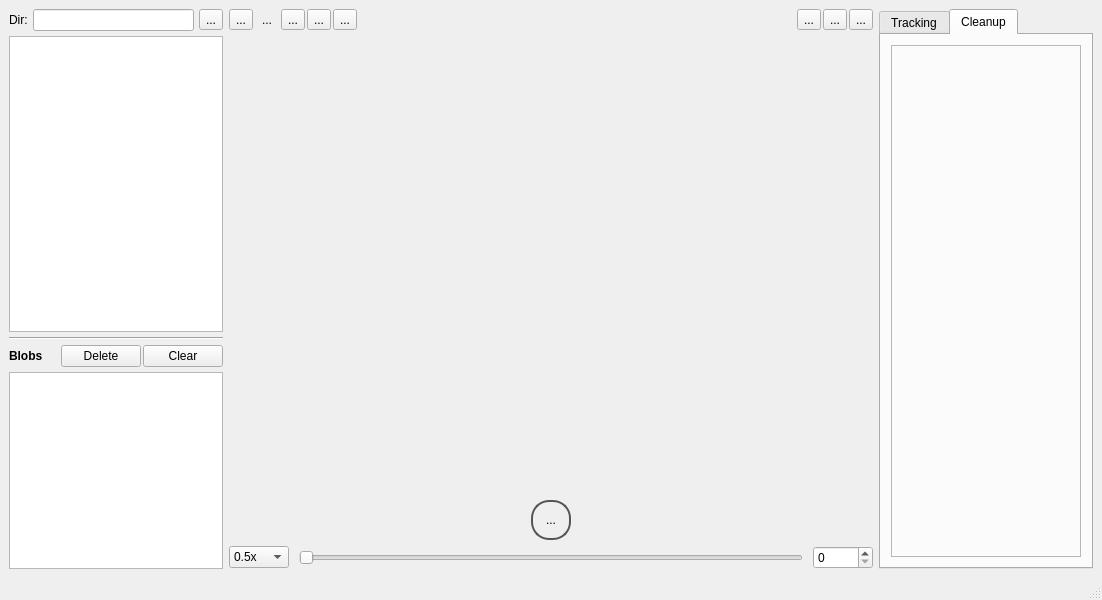
Qt form mainwindow.ui (adwolfe/yawt) before a commit.
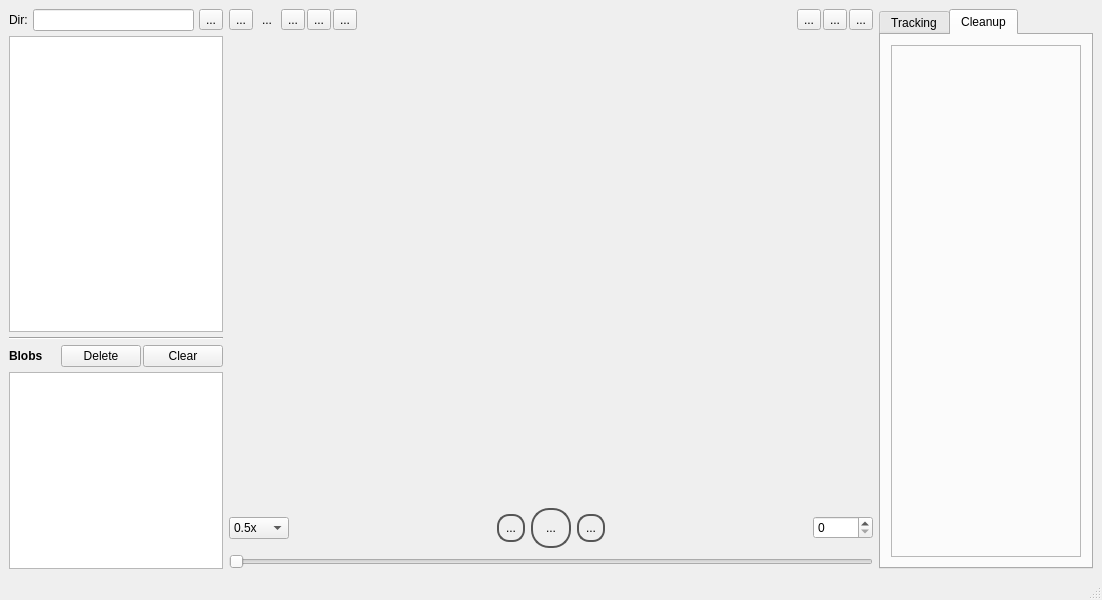
The same form after that commit. Icons and pictures are not drawn. Custom widgets are drawn as their Qt base class.

Commit message: added first/last frame buttons

Diff of the .ui file:
```diff
--- a/mainwindow.ui
+++ b/mainwindow.ui
@@ -290,6 +290,98 @@
         <property name="bottomMargin">
          <number>0</number>
         </property>
+        <item>
+         <widget class="QComboBox" name="comboPlaybackSpeed">
+          <property name="sizePolicy">
+           <sizepolicy hsizetype="Fixed" vsizetype="Fixed">
+            <horstretch>0</horstretch>
+            <verstretch>0</verstretch>
+           </sizepolicy>
+          </property>
+          <property name="minimumSize">
+           <size>
+            <width>0</width>
+            <height>0</height>
+           </size>
+          </property>
+          <property name="maximumSize">
+           <size>
+            <width>80</width>
+            <height>16777215</height>
+           </size>
+          </property>
+          <item>
+           <property name="text">
+            <string>0.5x</string>
+           </property>
+          </item>
+          <item>
+           <property name="text">
+            <string>1.0x</string>
+           </property>
+          </item>
+          <item>
+           <property name="text">
+            <string>2.5x</string>
+           </property>
+          </item>
+          <item>
+           <property name="text">
+            <string>5.0x</string>
+           </property>
+          </item>
+          <item>
+           <property name="text">
+            <string>10.0x</string>
+           </property>
+          </item>
+         </widget>
+        </item>
+        <item>
+         <spacer name="horizontalSpacer_2">
+          <property name="orientation">
+           <enum>Qt::Orientation::Horizontal</enum>
+          </property>
+          <property name="sizeHint" stdset="0">
+           <size>
+            <width>40</width>
+            <height>20</height>
+           </size>
+          </property>
+         </spacer>
+        </item>
+        <item>
+         <widget class="QToolButton" name="firstFrameButton">
+          <property name="styleSheet">
+           <string notr="true">/* Style for our specific Play/Pause button. Give it an object name in C++ */
+QToolButton#firstFrameButton {
+    /* Make it round */
+    border-radius: 12px; /* Half of the button's size (e.g., 50px / 2) */
+
+    /* Define size - necessary for border-radius to work correctly */
+    min-width: 24px;
+    max-width: 24px;
+    min-height:24px;
+    max-height: 24px;
+
+    /* Set borders and background */
+    border: 2px solid #555; /* Example border */
+    background-color: qlineargradient(x1: 0, y1: 0, x2: 0, y2: 1,
+                                      stop: 0 #f6f7fa, stop: 1 #dadbde); /* Example gradient background */
+
+    /* Define icon size */
+    icon-size: 18px 18px; /* Adjust as needed */
+}
+</string>
+          </property>
+          <property name="text">
+           <string>...</string>
+          </property>
+          <property name="icon">
+           <iconset theme="QIcon::ThemeIcon::MediaSkipBackward"/>
+          </property>
+         </widget>
+        </item>
         <item>
          <widget class="QToolButton" name="playPauseButton">
           <property name="styleSheet">
@@ -354,60 +446,68 @@
           </property>
          </widget>
         </item>
+        <item>
+         <widget class="QToolButton" name="lastFrameButton">
+          <property name="styleSheet">
+           <string notr="true">/* Style for our specific Play/Pause button. Give it an object name in C++ */
+QToolButton#lastFrameButton {
+    /* Make it round */
+    border-radius: 12px; /* Half of the button's size (e.g., 50px / 2) */
+
+    /* Define size - necessary for border-radius to work correctly */
+    min-width: 24px;
+    max-width: 24px;
+    min-height:24px;
+    max-height: 24px;
+
+    /* Set borders and background */
+    border: 2px solid #555; /* Example border */
+    background-color: qlineargradient(x1: 0, y1: 0, x2: 0, y2: 1,
+                                      stop: 0 #f6f7fa, stop: 1 #dadbde); /* Example gradient background */
+
+    /* Define icon size */
+    icon-size: 18px 18px; /* Adjust as needed */
+}
+</string>
+          </property>
+          <property name="text">
+           <string>...</string>
+          </property>
+          <property name="icon">
+           <iconset theme="QIcon::ThemeIcon::MediaSkipForward"/>
+          </property>
+         </widget>
+        </item>
+        <item>
+         <spacer name="horizontalSpacer_3">
+          <property name="orientation">
+           <enum>Qt::Orientation::Horizontal</enum>
+          </property>
+          <property name="sizeHint" stdset="0">
+           <size>
+            <width>40</width>
+            <height>20</height>
+           </size>
+          </property>
+         </spacer>
+        </item>
+        <item>
+         <widget class="QSpinBox" name="framePosition">
+          <property name="minimumSize">
+           <size>
+            <width>60</width>
+            <height>0</height>
+           </size>
+          </property>
+         </widget>
+        </item>
        </layout>
       </item>
       <item>
-       <layout class="QHBoxLayout" name="horizontalLayout_3" stretch="0,1,0">
+       <layout class="QHBoxLayout" name="horizontalLayout_3" stretch="1">
         <property name="spacing">
          <number>10</number>
         </property>
-        <item>
-         <widget class="QComboBox" name="comboPlaybackSpeed">
-          <property name="sizePolicy">
-           <sizepolicy hsizetype="Fixed" vsizetype="Fixed">
-            <horstretch>0</horstretch>
-            <verstretch>0</verstretch>
-           </sizepolicy>
-          </property>
-          <property name="minimumSize">
-           <size>
-            <width>0</width>
-            <height>0</height>
-           </size>
-          </property>
-          <property name="maximumSize">
-           <size>
-            <width>80</width>
-            <height>16777215</height>
-           </size>
-          </property>
-          <item>
-           <property name="text">
-            <string>0.5x</string>
-           </property>
-          </item>
-          <item>
-           <property name="text">
-            <string>1.0x</string>
-           </property>
-          </item>
-          <item>
-           <property name="text">
-            <string>2.5x</string>
-           </property>
-          </item>
-          <item>
-           <property name="text">
-            <string>5.0x</string>
-           </property>
-          </item>
-          <item>
-           <property name="text">
-            <string>10.0x</string>
-           </property>
-          </item>
-         </widget>
-        </item>
         <item>
          <widget class="QSlider" name="frameSlider">
           <property name="orientation">
@@ -418,16 +518,6 @@
           </property>
          </widget>
         </item>
-        <item>
-         <widget class="QSpinBox" name="framePosition">
-          <property name="minimumSize">
-           <size>
-            <width>60</width>
-            <height>0</height>
-           </size>
-          </property>
-         </widget>
-        </item>
        </layout>
       </item>
      </layout>
```
Left out of the diff: 8 changed lines with no effect on the pictures. The commit also changes 2 other files.
